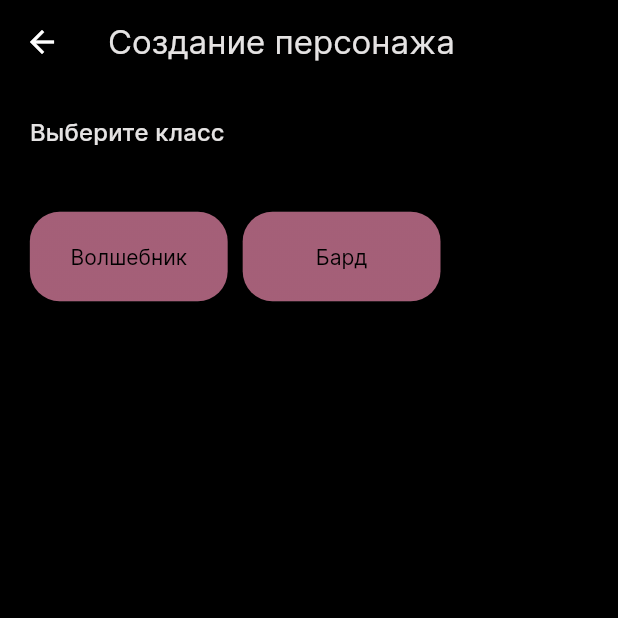
After one commit to delvigator/DndCompanion, a Flutter app: the CreationClass screen opened by its route, on a phone screen of 412 x 824 dp, the top half of it. The commit adds this screen. Run offline on Flutter 3.47's test engine with Material 2 defaults, Android fonts, the phone set to English and light mode, and no system bars; our stand-ins replace bloc, equatable, flutter_bloc, flutter_sizer, flutter_svg.

Commit message:
character creation class

```diff
--- a/lib/bloc/information_bloc/information_bloc.dart
+++ b/lib/bloc/information_bloc/information_bloc.dart
@@ -14,6 +14,7 @@ part 'information_state.dart';
 class InformationBloc extends Bloc<InformationEvent, InformationState> {
   InformationBloc() : super(const InformationState()) {
     on<LoadRacesEvent>(_onLoadRacesEvent);
+    on<LoadClassesEvent>(_onLoadClassesEvent);
   }
   _onLoadRacesEvent(LoadRacesEvent event,Emitter<InformationState> emit) async {
     String data = await DefaultAssetBundle.of(event.context!).loadString("assets/json/races.json");
@@ -22,4 +23,11 @@ class InformationBloc extends Bloc<InformationEvent, InformationState> {
       emit(state.copyWith(races: races));
 
   }
+  _onLoadClassesEvent(LoadClassesEvent event,Emitter<InformationState> emit) async {
+    String data = await DefaultAssetBundle.of(event.context!).loadString("assets/json/classes.json");
+    final result = jsonDecode(data);
+    List<ChClass> classes= List<ChClass>.generate(result.length, (index) => ChClass.fromJson(result[index]));
+    emit(state.copyWith(classes: classes));
+
+  }
 }
--- a/lib/components/character_selector_form.dart
+++ b/lib/components/character_selector_form.dart
@@ -50,7 +50,7 @@ class _CharacterSelectorFormState extends State<CharacterSelectorForm> {
                 ),
 
                 characterBloc.state.currentCharacter == widget.character ?
-                Text("Текущий",style: TextStyle(color: OurColors.focusColorLight),) : Container()
+                const Text("Текущий",style: TextStyle(color: OurColors.focusColorLight),) : Container()
               ],
             ),
             children: [
--- a/lib/models/ch_class.dart
+++ b/lib/models/ch_class.dart
@@ -1,10 +1,119 @@
-class ChClass{
-final String name;
-final int level;
+import 'package:equatable/equatable.dart';
 
-ChClass({required this.name, required this.level});
+class ChClass extends Equatable {
+  final String name;
+  final int level;
+  final ClassInfo classInfo;
+  final List<ClassSkillsPerLevel> classSkillsPerLevel;
+  final List<ClassSkillsText> classSkillsText;
 
-factory ChClass.fromJson(Map<String,dynamic> json){
-  return ChClass(name: json["name"], level: json["level"]);
+  ChClass({
+    required this.name,
+    required this.level,
+    required this.classInfo,
+    required this.classSkillsPerLevel,
+    required this.classSkillsText,
+  });
+
+  factory ChClass.fromJson(Map<String, dynamic> json) {
+    List<dynamic> listSkills = json["classSkillsPerLevel"];
+    List<dynamic> listText = json["classSkillsText"];
+    return ChClass(
+        name: json["name"],
+        level: json["level"],
+        classInfo: ClassInfo.fromJson(json["classInfo"]),
+        classSkillsPerLevel: List<ClassSkillsPerLevel>.generate(
+            listSkills.length,
+            (index) => ClassSkillsPerLevel.fromJson(listSkills[index])),
+        classSkillsText: List<ClassSkillsText>.generate(listText.length,
+            (index) => ClassSkillsText.fromJson(listText[index])));
+  }
+
+  @override
+  List<Object?> get props => [name];
 }
+
+class ClassInfo {
+  final int hitDice;
+  final int startHealth;
+  final String description;
+  final List<String> saves;
+  final List<String> simpleSkills;
+  final int numberOfSimpleSkills;
+
+  ClassInfo(
+      {required this.hitDice,
+        required this.description,
+        required this.startHealth,
+      required this.saves,
+      required this.simpleSkills,
+      required this.numberOfSimpleSkills});
+
+  factory ClassInfo.fromJson(Map<String, dynamic> json) {
+    List<dynamic> saves = json["saves"];
+    List<dynamic> simpleSkills = json["simpleSkills"];
+    return ClassInfo(
+        hitDice: json["hitDice"],
+        startHealth: json["startHealth"],
+        saves: List<String>.generate(saves.length, (index) => saves[index]),
+        simpleSkills: List<String>.generate(
+            simpleSkills.length, (index) => simpleSkills[index]),
+        numberOfSimpleSkills: json["numberOfSimpleSkills"],
+        description: json["description"]);
+  }
 }
+
+class ClassSkillsText {
+  final String title;
+  final String text;
+
+  ClassSkillsText(
+      { required this.title, required this.text});
+
+  factory ClassSkillsText.fromJson(Map<String, dynamic> json) {
+    return ClassSkillsText(
+        title: json["tittle"],
+        text: json["text"]);
+  }
+}
+
+class ClassSkillUnit {
+  final String skillName;
+  final String skillDescription;
+
+  ClassSkillUnit({required this.skillName, required this.skillDescription});
+
+  factory ClassSkillUnit.fromJson(Map<String, dynamic> json) {
+    return ClassSkillUnit(
+        skillName: json["skillName"],
+        skillDescription: json["skillDescription"]);
+  }
+}
+
+class ClassSkillsPerLevel {
+  final int level;
+  final int masteryBonus;
+  final List<ClassSkillUnit> classSkills;
+  final int numberKnownSpells;
+  final int numberKnownFocuses;
+  final Map<String, int> spellSlots;
+
+  ClassSkillsPerLevel(
+      {required this.numberKnownFocuses,
+      required this.level,
+      required this.classSkills,
+      required this.masteryBonus,
+      required this.numberKnownSpells,
+      required this.spellSlots});
+
+  factory ClassSkillsPerLevel.fromJson(Map<String, dynamic> json) {
+    List<dynamic> listUnits=json["classSkills"];
+    return ClassSkillsPerLevel(
+        numberKnownFocuses: json["numberKnownFocuses"],
+        level: json["level"],
+        masteryBonus: json['masteryBonus'],
+        numberKnownSpells: json["numberKnownSpells"],
+        spellSlots: Map<String,int>.from(json["spellSlots"]),
+        classSkills: List<ClassSkillUnit>.generate(listUnits.length, (index) => ClassSkillUnit.fromJson(listUnits[index])));
+  }
+}
--- /dev/null
+++ b/lib/pages/character_selector/character_creation/creation_class.dart
@@ -0,0 +1,162 @@
+import 'package:flutter/cupertino.dart';
+import 'package:flutter/material.dart';
+import 'package:flutter_bloc/flutter_bloc.dart';
+import 'package:flutter_sizer/flutter_sizer.dart';
+
+import '../../../bloc/information_bloc/information_bloc.dart';
+import '../../../components/default_button.dart';
+import '../../../components/our_colors.dart';
+import '../../../global_vars.dart';
+import '../../../models/ch_class.dart';
+
+class CreationClass extends StatefulWidget {
+  const CreationClass({super.key});
+
+  static String routeName = "/creationClass";
+
+  @override
+  State<CreationClass> createState() => _CreationClassState();
+}
+
+class _CreationClassState extends State<CreationClass> {
+  ChClass? currentClass;
+  @override
+  Widget build(BuildContext context) {
+    var size = MediaQuery.of(context).size;
+    final double itemHeight = (size.height - kToolbarHeight - 40) / 2;
+    final double itemWidth = size.width / 2.5;
+    return Scaffold(
+        appBar: AppBar(
+            title: const Text("Создание персонажа"),
+            leading: const BackButton(
+              color: Colors.white,
+            )),
+        body: BlocBuilder<InformationBloc, InformationState>(
+          bloc: informationBloc,
+          builder: (context, state) {
+            informationBloc.add(LoadClassesEvent(context));
+            return SingleChildScrollView(
+                child: Padding(
+              padding: EdgeInsets.all(20.dp),
+              child: Column(
+                children: [
+                  Container(
+                      padding: EdgeInsets.only(bottom: 10.w),
+                      alignment: Alignment.topLeft,
+                      child: Text("Выберите класс",
+                          style: Theme.of(context).textTheme.titleMedium)),
+                  ShaderMask(
+                    shaderCallback: (Rect bounds) {
+                      return LinearGradient(
+                        colors: [
+                          OurColors.lightPink,
+                          Colors.white.withOpacity(0.05)
+                        ],
+                        stops: const [0.9, 1],
+                        tileMode: TileMode.mirror,
+                      ).createShader(bounds);
+                    },
+                    child: SizedBox(
+                      width: 400.dp,
+                      height: informationBloc.state.classes.length>4 ? 120.dp : 60.dp,
+                      child: GridView.count(
+                          shrinkWrap: true,
+                          childAspectRatio: (itemWidth / itemHeight),
+                          crossAxisCount: informationBloc.state.classes.length>4 ? 2 :1,
+                          physics: const ClampingScrollPhysics(),
+                          scrollDirection: Axis.horizontal,
+                          crossAxisSpacing: 10,
+                          mainAxisSpacing: 10,
+                          children: informationBloc.state.classes
+                              .map((e) => DefaultButton(
+                                    primaryColor: currentClass == e
+                                        ? OurColors.lightPink
+                                        : OurColors.focusColor,
+                                    text: e.name,
+                                    onPress: () {
+                                      debugPrint(currentClass?.name);
+                                      debugPrint(e.name);
+                                      setState(() {
+                                        currentClass = e;
+                                      });
+                                    },
+                                  ))
+                              .toList()),
+                    ),
+                  ),
+
+                  currentClass != null
+                      ? Column(
+                          crossAxisAlignment: CrossAxisAlignment.start,
+                          children: [
+                            Container(
+                                padding: EdgeInsets.only(top: 10.w,bottom: 5.w),
+                                alignment: Alignment.topLeft,
+                                child: Text("Информация",
+                                    style: Theme.of(context)
+                                        .textTheme
+                                        .titleMedium)),
+                            Container(
+                                alignment: Alignment.topLeft,
+                                child: Text("${currentClass?.classInfo.description}",
+                                    textAlign: TextAlign.justify,
+                                    style: Theme.of(context)
+                                        .textTheme
+                                        .bodySmall
+                                        ?.copyWith(color: Colors.white))),
+                            Container(
+                                padding: EdgeInsets.symmetric(vertical: 4.w),
+                                alignment: Alignment.topLeft,
+                                child: Text("Умения",
+                                    style: Theme.of(context)
+                                        .textTheme
+                                        .titleMedium)),
+                            Column(
+                              crossAxisAlignment: CrossAxisAlignment.start,
+                              children: currentClass!.classSkillsText
+                                  .map((perc) => RichText(
+                                      textScaleFactor: 1,
+                                      selectionColor: Colors.white,
+                                      textAlign: TextAlign.start,
+                                      text: TextSpan(
+                                          text: "${perc.title} ",
+                                          style: Theme.of(context)
+                                              .textTheme
+                                              .bodyMedium
+                                              ?.copyWith(
+                                                  color: Colors.white,
+                                                  fontWeight: FontWeight.bold),
+                                          children: [
+                                            TextSpan(
+                                                text: "${perc.text} \n",
+                                                style: Theme.of(context)
+                                                    .textTheme
+                                                    .bodyMedium
+                                                    ?.copyWith(
+                                                        color: Colors.white)),
+                                          ])))
+                                  .toList(),
+                            )
+                          ],
+                        )
+                      : Container(),
+
+                  currentClass != null
+                      ? Column(
+                          crossAxisAlignment: CrossAxisAlignment.end,
+                          children: [
+                            Container(
+                                padding: EdgeInsets.all(5.w),
+                                width: 50.w,
+                                alignment: Alignment.bottomRight,
+                                child: const DefaultButton(text: "Далее")),
+                          ],
+                        )
+                      : Container()
+                ],
+              ),
+            ));
+          },
+        ));
+  }
+}
--- a/lib/pages/character_selector/selection_page.dart
+++ b/lib/pages/character_selector/selection_page.dart
@@ -45,7 +45,7 @@ class _SelectionPageState extends State<SelectionPage> {
           builder: (context, state) {
             characterBloc.add(LoadDataEvent(context));
             return SingleChildScrollView(
-              child: Padding(
+              child: Container(
                 padding: EdgeInsets.all(15.dp),
                 child: characterBloc.state.characters!.isEmpty
                     ? Center(heightFactor: 2.8.h,
--- a/lib/routes.dart
+++ b/lib/routes.dart
@@ -1,8 +1,11 @@
+
+import 'package:dnd/pages/character_selector/character_creation/creation_class.dart';
 import 'package:dnd/pages/character_selector/character_creation/creation_race.dart';
 import 'package:dnd/pages/character_selector/selection_page.dart';
 import 'package:flutter/cupertino.dart';
 
 final Map<String, WidgetBuilder> routes = {
 SelectionPage.routeName: (context)=> const SelectionPage(),
-  CreationRace.routeName: (context)=> const CreationRace()
+  CreationRace.routeName: (context)=> const CreationRace(),
+  CreationClass.routeName: (context)=>const CreationClass()
 };
```
Also changed, not shown: assets/json/characters.json (+54 -2 lines), assets/json/classes.json (added, +62 -0 lines), lib/pages/character_selector/character_creation/creation_race.dart (+8 -6 lines).
